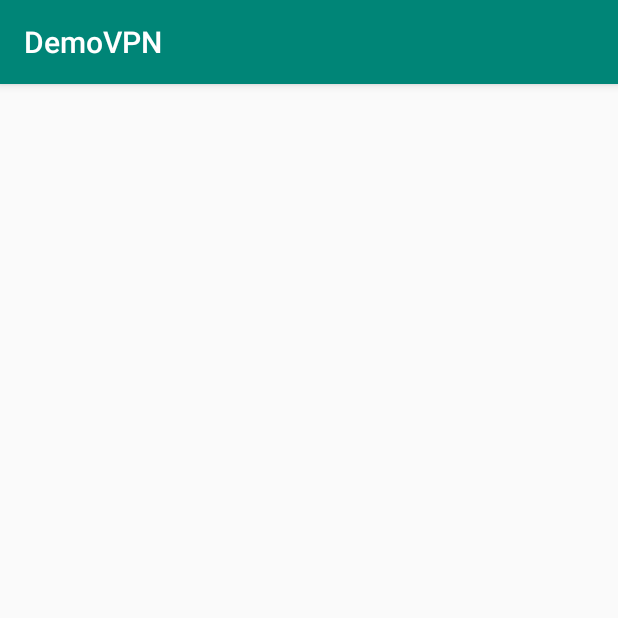
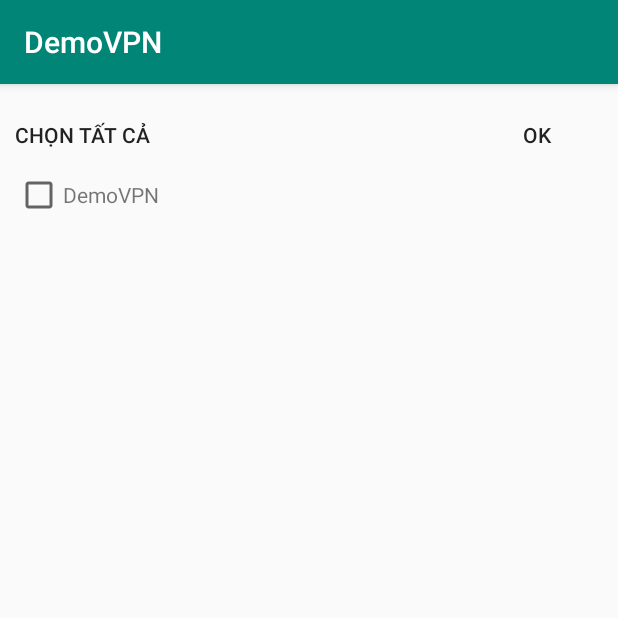
Before and after one commit to hungnb94/DemoVPN, an Android app: the InstallAppsActivity screen opened directly, with no data from a screen before it, on a phone screen of 412 x 824 dp, the top half of it. Run offline under Robolectric (Android 15) with nearby library versions, the phone set to English and light mode, and no system bars; our stand-ins replace Room's generated code.

Commit message:
Favorite app

```diff
--- a/app/src/main/java/com/solar/hungnb/demovpn/activity/InstallAppsActivity.kt
+++ b/app/src/main/java/com/solar/hungnb/demovpn/activity/InstallAppsActivity.kt
@@ -1,32 +1,89 @@
 package com.solar.hungnb.demovpn.activity
 
-import android.content.pm.ApplicationInfo
-import android.content.pm.PackageManager
 import android.os.Bundle
 import android.support.v7.app.AppCompatActivity
+import android.view.View
 import com.solar.hungnb.demovpn.R
+import com.solar.hungnb.demovpn.adapter.InstallAppAdapter
+import com.solar.hungnb.demovpn.model.AppInfoWrapper
+import com.solar.hungnb.demovpn.model.FavoriteApp
+import com.solar.hungnb.demovpn.task.LoadFavoriteAppTask
+import com.solar.hungnb.demovpn.task.SimpleTask
+import com.solar.hungnb.demovpn.utils.MyDatabase
+import kotlinx.android.synthetic.main.activity_install_apps.*
+import java.util.*
 
 
 class InstallAppsActivity : AppCompatActivity() {
     private val TAG = "InstallAppsActivity"
-    private val installApps = ArrayList<ApplicationInfo>()
+    private val listApp = ArrayList<AppInfoWrapper>()
 
     override fun onCreate(savedInstanceState: Bundle?) {
         super.onCreate(savedInstanceState)
         setContentView(R.layout.activity_install_apps)
 
-        getAllApp()
-//        rvInstallApp.adapter = InstallAppAdapter(installApps)
+        initView()
+        addEvent()
     }
 
-    private fun getAllApp() {
-        val pm = packageManager
-        //get a list of installed apps.
-        val packages = pm.getInstalledApplications(PackageManager.GET_META_DATA)
-        installApps.addAll(packages.filter { applicationInfo -> !isSystemApp(applicationInfo) })
+    private fun initView() {
+        //Load all app on device and show
+        LoadFavoriteAppTask(this, object : LoadFavoriteAppTask.OnLoadAppListener {
+            override fun onStart() {
+                pbLoading.visibility = View.VISIBLE
+            }
+
+            override fun onComplete(allApps: List<AppInfoWrapper>) {
+                pbLoading.visibility = View.GONE
+                rvInstallApp.adapter = InstallAppAdapter(allApps)
+            }
+        }).execute()
+
+        LoadFavoriteAppTask(this, object : LoadFavoriteAppTask.OnLoadAppListener {
+            override fun onStart() {}
+
+            override fun onComplete(allApps: List<AppInfoWrapper>) {
+                listApp.clear()
+                listApp.addAll(allApps)
+            }
+        }).execute()
     }
 
-    private fun isSystemApp(applicationInfo: ApplicationInfo): Boolean {
-        return applicationInfo.flags and ApplicationInfo.FLAG_SYSTEM != 0
+    private fun addEvent() {
+        btnSelectAll.setOnClickListener { selectAllApp() }
+        btnSaveFavoriteApps.setOnClickListener { saveFavoriteApps() }
+    }
+
+    private fun selectAllApp() {
+        val adapter = rvInstallApp.adapter
+        if (adapter is InstallAppAdapter) {
+            adapter.setCheckAll()
+        }
+    }
+
+    private fun saveFavoriteApps() {
+        val adapter = rvInstallApp.adapter
+        if (adapter is InstallAppAdapter) {
+            val currentListApp = adapter.listApp
+            val db = MyDatabase.getInstance(this)
+
+            val addedAppList = ArrayList<FavoriteApp>()
+            val deletedAppList = ArrayList<FavoriteApp>()
+            currentListApp.filterIndexed { index, appAfterChange ->
+                val appBeforeChange = listApp[index]
+                if (appAfterChange.isFavorite != appBeforeChange.isFavorite) {
+                    if (appAfterChange.isFavorite) {
+                        addedAppList.add(FavoriteApp(appAfterChange.applicationInfo.packageName))
+                    } else {
+                        deletedAppList.add(FavoriteApp(appAfterChange.applicationInfo.packageName))
+                    }
+                }
+                true
+            }
+            SimpleTask { db.favoriteAppDao().insertAll(addedAppList) }.execute()
+            SimpleTask { db.favoriteAppDao().delete(deletedAppList) }.execute()
+        }
+
+        finish()
     }
 }
--- a/app/src/main/java/com/solar/hungnb/demovpn/adapter/InstallAppAdapter.kt
+++ b/app/src/main/java/com/solar/hungnb/demovpn/adapter/InstallAppAdapter.kt
@@ -1,20 +1,39 @@
 package com.solar.hungnb.demovpn.adapter
 
-import android.content.pm.ApplicationInfo
 import android.support.v7.widget.RecyclerView
-import android.util.Log
 import android.view.LayoutInflater
 import android.view.View
 import android.view.ViewGroup
+import android.widget.CheckBox
 import android.widget.TextView
 import com.solar.hungnb.demovpn.R
+import com.solar.hungnb.demovpn.model.AppInfoWrapper
 
-class InstallAppAdapter(private val listApp: ArrayList<ApplicationInfo>) : RecyclerView.Adapter<InstallAppAdapter.AppHolder>() {
+class InstallAppAdapter(
+        val listApp: List<AppInfoWrapper>,
+        var listener: OnSelectItemAppListener? = null
+) : RecyclerView.Adapter<InstallAppAdapter.AppHolder>() {
+    private val TAG = "InstallAppAdapter"
 
     override fun onBindViewHolder(holder: AppHolder, position: Int) {
-        val packageInfo = listApp[position]
-        holder.tvName.text = packageInfo.loadLabel(holder.itemView.context.packageManager).toString()
-        Log.d("Package name", packageInfo.packageName)
+        val appInfo = listApp[position]
+        holder.tvName.text = appInfo.applicationInfo.loadLabel(holder.itemView.context.packageManager).toString()
+
+        //Keep this line, because checkbox keep listener before
+        holder.checkBox.setOnCheckedChangeListener(null)
+        holder.checkBox.isChecked = appInfo.isFavorite
+
+
+        //Set onClick
+        holder.itemView.setOnClickListener {
+            holder.checkBox.isChecked = !appInfo.isFavorite
+        }
+
+        //Handle selected change
+        holder.checkBox.setOnCheckedChangeListener { checkBox, isChecked ->
+                appInfo.isFavorite = isChecked
+                listener?.onItemCheckChange(position, isChecked)
+        }
     }
 
     override fun getItemCount(): Int {
@@ -26,8 +45,21 @@ class InstallAppAdapter(private val listApp: ArrayList<ApplicationInfo>) : Recyc
         return AppHolder(inflater.inflate(R.layout.item_app, parent, false))
     }
 
-    class AppHolder(itemView: View) : RecyclerView.ViewHolder(itemView) {
-        var tvName: TextView = itemView.findViewById(R.id.tvAppName)
+    fun setCheckAll() {
+        listApp.filter { appInfoWrapper ->
+            appInfoWrapper.isFavorite = true
+            true
+        }
+        notifyDataSetChanged()
+    }
+
+    inner class AppHolder(itemView: View) : RecyclerView.ViewHolder(itemView) {
+        var checkBox: CheckBox = itemView.findViewById(R.id.cbItemApp)
+        var tvName: TextView = itemView.findViewById(R.id.tvItemAppName)
+    }
+
+    interface OnSelectItemAppListener {
+        fun onItemCheckChange(position: Int, isCheck: Boolean)
     }
 
 }
--- a/app/src/main/java/com/solar/hungnb/demovpn/model/AppDao.kt
+++ b/app/src/main/java/com/solar/hungnb/demovpn/model/AppDao.kt
@@ -10,12 +10,21 @@ interface AppDao {
     @Query("SELECT * FROM favoriteapp")
     fun getAll(): List<FavoriteApp>
 
-    @Query("SELECT * FROM favoriteapp WHERE package_name IN (:packageName)")
-    fun findByPackageName(packageName : String): List<FavoriteApp>
+//    @Query("SELECT * FROM favoriteapp WHERE package_name IN (:packageName)")
+//    fun findByPackageName(packageName : String): List<FavoriteApp>
 
     @Insert
     fun insertAll(vararg app: FavoriteApp)
 
+    @Insert
+    fun insertAll(apps: ArrayList<FavoriteApp>): Unit
+
     @Delete
     fun delete(app: FavoriteApp)
+
+    @Delete
+    fun delete(apps: ArrayList<FavoriteApp>)
+
+//    @Query("DELETE FROM favoriteapp WHERE package_name = :packageName")
+//    fun deleteByPackageName(packageName: String)
 }
--- /dev/null
+++ b/app/src/main/java/com/solar/hungnb/demovpn/model/AppInfoWrapper.kt
@@ -0,0 +1,8 @@
+package com.solar.hungnb.demovpn.model
+
+import android.content.pm.ApplicationInfo
+
+data class AppInfoWrapper(
+        val applicationInfo: ApplicationInfo,
+        var isFavorite: Boolean
+)
--- a/app/src/main/java/com/solar/hungnb/demovpn/model/FavoriteApp.kt
+++ b/app/src/main/java/com/solar/hungnb/demovpn/model/FavoriteApp.kt
@@ -1,12 +1,12 @@
 package com.solar.hungnb.demovpn.model
 
-import android.arch.persistence.room.ColumnInfo
 import android.arch.persistence.room.Entity
 import android.arch.persistence.room.PrimaryKey
 
 
 @Entity
 data class FavoriteApp(
-        @PrimaryKey(autoGenerate = true) var uid: Int,
-        @ColumnInfo(name = "package_name") var packageName: String
+//        @PrimaryKey(autoGenerate = true) var uid: Int,
+//        @ColumnInfo(name = "package_name") var packageName: String
+        @PrimaryKey(autoGenerate = false) var packageName: String
 )
--- /dev/null
+++ b/app/src/main/java/com/solar/hungnb/demovpn/task/LoadFavoriteAppTask.kt
@@ -0,0 +1,76 @@
+package com.solar.hungnb.demovpn.task
+
+import android.Manifest
+import android.content.Context
+import android.content.pm.ApplicationInfo
+import android.content.pm.PackageManager
+import android.os.AsyncTask
+import com.solar.hungnb.demovpn.model.AppInfoWrapper
+import com.solar.hungnb.demovpn.model.FavoriteApp
+import com.solar.hungnb.demovpn.utils.MyDatabase
+import java.lang.ref.WeakReference
+
+class LoadFavoriteAppTask(context: Context, private val listener: OnLoadAppListener) : AsyncTask<Void, Void, List<AppInfoWrapper>>() {
+    private var reff: WeakReference<Context>? = null
+
+    init {
+        this.reff = WeakReference(context)
+    }
+
+    override fun doInBackground(vararg params: Void?): List<AppInfoWrapper> {
+        return if(reff?.get() != null) {
+            val context = reff?.get()!!
+
+            //Get all app on device
+            val allApps = getAllApp(context)
+            //Get favorite apps
+            val favoriteApps = MyDatabase.getInstance(context).favoriteAppDao().getAll()
+
+            //Create list favorite app, every item has field isLike
+            val result = ArrayList<AppInfoWrapper>()
+            allApps.filter { applicationInfo ->
+                val isLike = isFavoriteApp(applicationInfo, favoriteApps)
+                result.add(AppInfoWrapper(applicationInfo, isLike))
+                isLike
+            }
+            result
+        } else ArrayList()
+    }
+
+    private fun getAllApp(context: Context): ArrayList<ApplicationInfo> {
+        val pm = context.packageManager
+        //get a list of installed apps.
+        val packages = pm.getInstalledApplications(PackageManager.GET_META_DATA)
+        val installApps = ArrayList<ApplicationInfo>()
+        installApps.addAll(packages.filter { applicationInfo ->
+            (!isSystemApp(applicationInfo) && isAppUsingInternet(applicationInfo, pm)) })
+
+        return installApps
+    }
+
+    private fun isSystemApp(applicationInfo: ApplicationInfo): Boolean {
+        return applicationInfo.flags and ApplicationInfo.FLAG_SYSTEM != 0
+    }
+
+    private fun isAppUsingInternet(applicationInfo: ApplicationInfo, packageManager: PackageManager): Boolean {
+        return packageManager.checkPermission(Manifest.permission.INTERNET, applicationInfo.packageName) == PackageManager.PERMISSION_GRANTED
+    }
+
+    private fun isFavoriteApp(packageInfo: ApplicationInfo, allApps: List<FavoriteApp>): Boolean {
+        allApps.filter { app ->
+            val isLike = app.packageName == packageInfo.packageName
+            if (isLike) return true
+            true
+        }
+        return false
+    }
+
+    override fun onPostExecute(allApps: List<AppInfoWrapper>) {
+        listener.onComplete(allApps)
+    }
+
+    interface OnLoadAppListener {
+        fun onStart()
+        fun onComplete(allApps: List<AppInfoWrapper>)
+    }
+}
--- a/app/src/main/res/layout/activity_install_apps.xml
+++ b/app/src/main/res/layout/activity_install_apps.xml
@@ -7,10 +7,45 @@
     android:padding="10dp"
     tools:context=".activity.InstallAppsActivity">
 
-    <android.support.v7.widget.RecyclerView
-        android:id="@+id/rvInstallApp"
-        app:layoutManager="android.support.v7.widget.LinearLayoutManager"
+    <LinearLayout
         android:layout_width="match_parent"
-        android:layout_height="wrap_content"/>
+        android:layout_height="match_parent"
+        android:orientation="vertical">
+
+        <RelativeLayout
+            android:layout_width="match_parent"
+            android:layout_height="wrap_content">
+
+            <Button
+                android:id="@+id/btnSelectAll"
+                android:layout_width="wrap_content"
+                android:layout_height="wrap_content"
+                android:background="@null"
+                android:text="Chọn tất cả" />
+
+            <Button
+                android:text="OK"
+                android:background="@null"
+                android:id="@+id/btnSaveFavoriteApps"
+                android:layout_alignParentEnd="true"
+                android:layout_width="wrap_content"
+                android:layout_height="wrap_content" />
+
+        </RelativeLayout>
+
+        <android.support.v7.widget.RecyclerView
+            android:id="@+id/rvInstallApp"
+            android:layout_width="match_parent"
+            android:layout_height="wrap_content"
+            app:layoutManager="android.support.v7.widget.LinearLayoutManager" />
+
+    </LinearLayout>
+
+    <ProgressBar
+        android:id="@+id/pbLoading"
+        android:layout_width="wrap_content"
+        android:layout_height="wrap_content"
+        android:layout_centerInParent="true"
+        android:visibility="gone" />
 
 </RelativeLayout>
--- a/app/src/main/res/layout/item_app.xml
+++ b/app/src/main/res/layout/item_app.xml
@@ -1,11 +1,18 @@
 <?xml version="1.0" encoding="utf-8"?>
 <LinearLayout xmlns:android="http://schemas.android.com/apk/res/android"
+    android:gravity="center_vertical"
     android:layout_width="match_parent"
     android:layout_height="wrap_content">
 
-    <TextView
-        android:id="@+id/tvAppName"
+    <CheckBox
+        android:id="@+id/cbItemApp"
         android:layout_width="wrap_content"
         android:layout_height="wrap_content" />
 
+    <TextView
+        android:text="@string/app_name"
+        android:id="@+id/tvItemAppName"
+        android:layout_width="match_parent"
+        android:layout_height="wrap_content" />
+
 </LinearLayout>
```
Also changed, not shown: app/src/main/java/com/solar/hungnb/demovpn/task/SimpleTask.kt (added, +16 -0 lines), app/src/main/java/com/solar/hungnb/demovpn/task/SingleResultTask.kt (added, +27 -0 lines).
